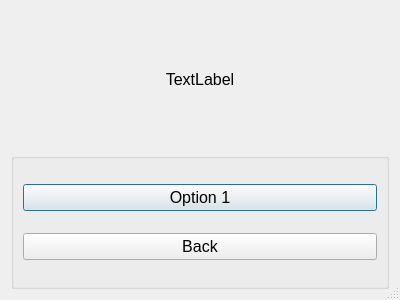
The window that ScannerInterfaceApp/ScannerApp/UI_Files/OptionsUI.ui (Solomin0/Capstone) describes before a commit, drawn with Qt 5.
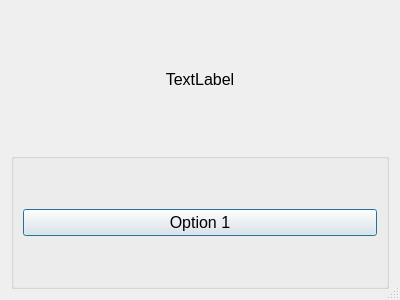
The same window after the commit.

Commit message: db disconnects if push or pull data options are not selected

```diff
--- a/ScannerInterfaceApp/ScannerApp/UI_Files/OptionsUI.ui
+++ b/ScannerInterfaceApp/ScannerApp/UI_Files/OptionsUI.ui
@@ -48,13 +48,6 @@
         </property>
        </widget>
       </item>
-      <item>
-       <widget class="QPushButton" name="back_btn">
-        <property name="text">
-         <string>Back</string>
-        </property>
-       </widget>
-      </item>
      </layout>
     </widget>
    </item>
```
Left out of the diff: 16 changed lines with no effect on the pictures. The commit also changes 14 other files.
